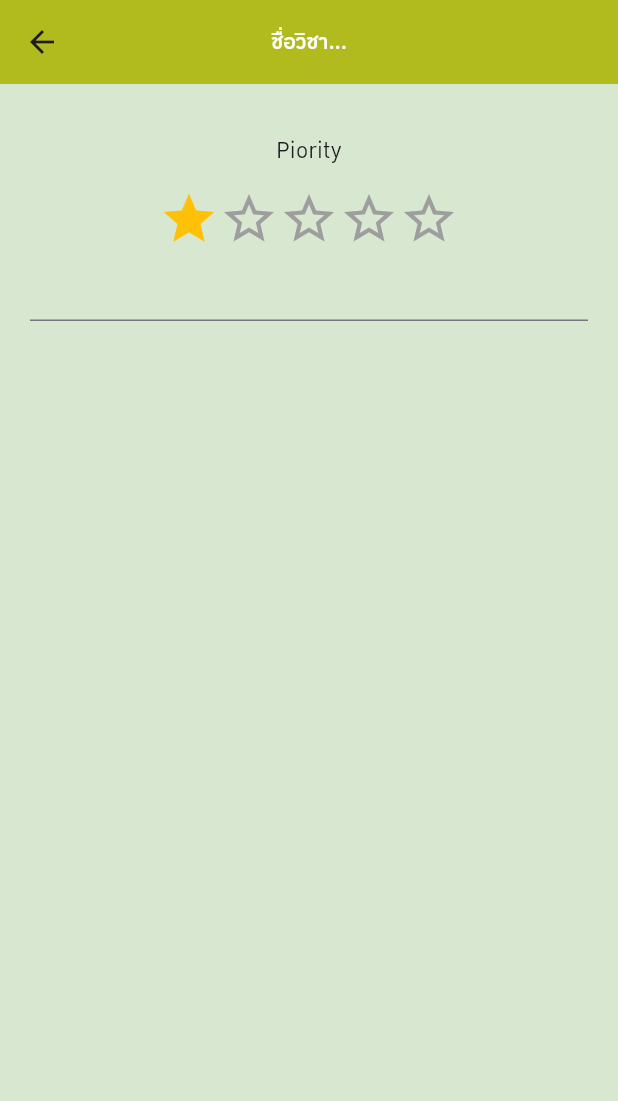
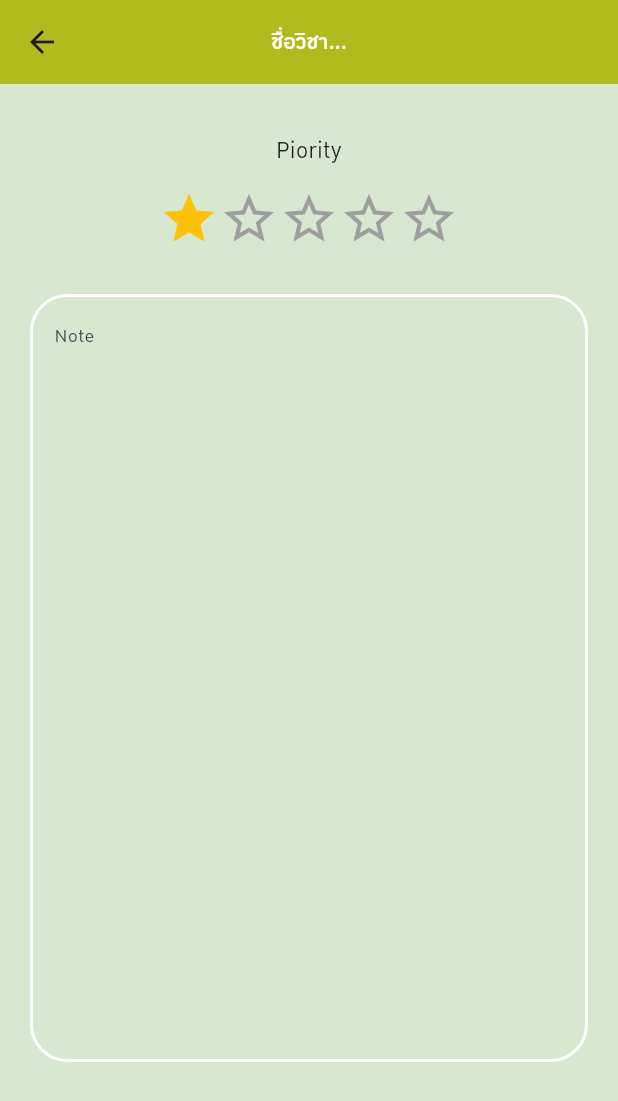
Before and after one commit to karnhao/haolearn, a Flutter app: the NoteSubjectScreen screen opened by its route, on a phone screen of 412 x 824 dp. Shown: the top 1101 px of the screen. Run offline on Flutter 3.47's test engine with Material 2 defaults, Android fonts, the light colour scheme and no system bars; drawn by our look-alikes of flutter_rating_bar; our stand-ins replace flutter_datetime_picker, hive_flutter, page_transition, pie_chart; missing offline and left inert: time_planner; accounts and stored records are empty.

Commit message:
update note_subject_screen

```diff
--- a/lib/screens/home.dart
+++ b/lib/screens/home.dart
@@ -82,6 +82,9 @@ class _HomeScreenState extends State<HomeScreen> {
                 decoration: BoxDecoration(
                     color: const Color.fromARGB(255, 255, 255, 255),
                     borderRadius: BorderRadius.circular(20)),
+                child: Column(
+                  children: [Text("sdffdsf")],
+                ),
               ),
             ),
             const SizedBox(
--- a/lib/screens/note_subject_screen.dart
+++ b/lib/screens/note_subject_screen.dart
@@ -48,9 +48,26 @@ class _NoteSubjectScreenState extends State<NoteSubjectScreen> {
                   )),
             ),
           ),
-          TextField(
-            controller: TextEditingController(),
-          )
+          const SizedBox(
+            height: 30,
+          ),
+          TextFormField(
+            maxLines: 20,
+            decoration: InputDecoration(
+              alignLabelWithHint: true,
+              hintText: "Text something...",
+              labelText: "Note",
+              fillColor: Colors.white,
+              enabledBorder: OutlineInputBorder(
+                borderSide: const BorderSide(color: Colors.white, width: 2.0),
+                borderRadius: BorderRadius.circular(25.0),
+              ),
+              focusedBorder: OutlineInputBorder(
+                borderSide: const BorderSide(color: Colors.white, width: 2.0),
+                borderRadius: BorderRadius.circular(25.0),
+              ),
+            ),
+          ),
         ],
       ),
     );
```
